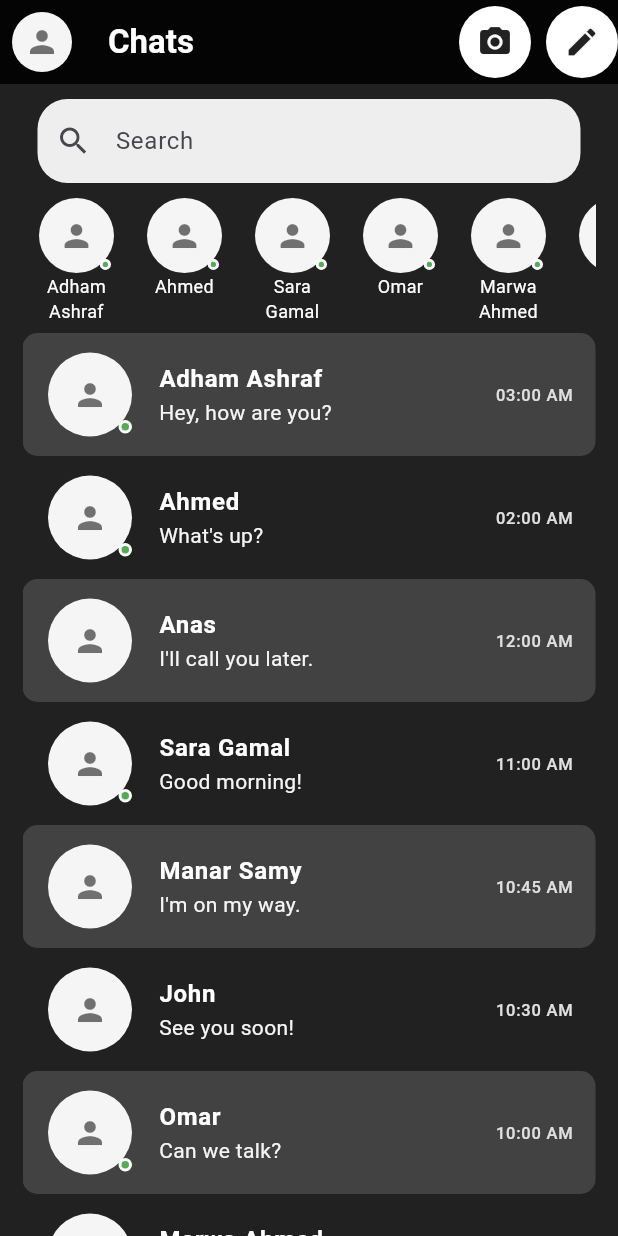
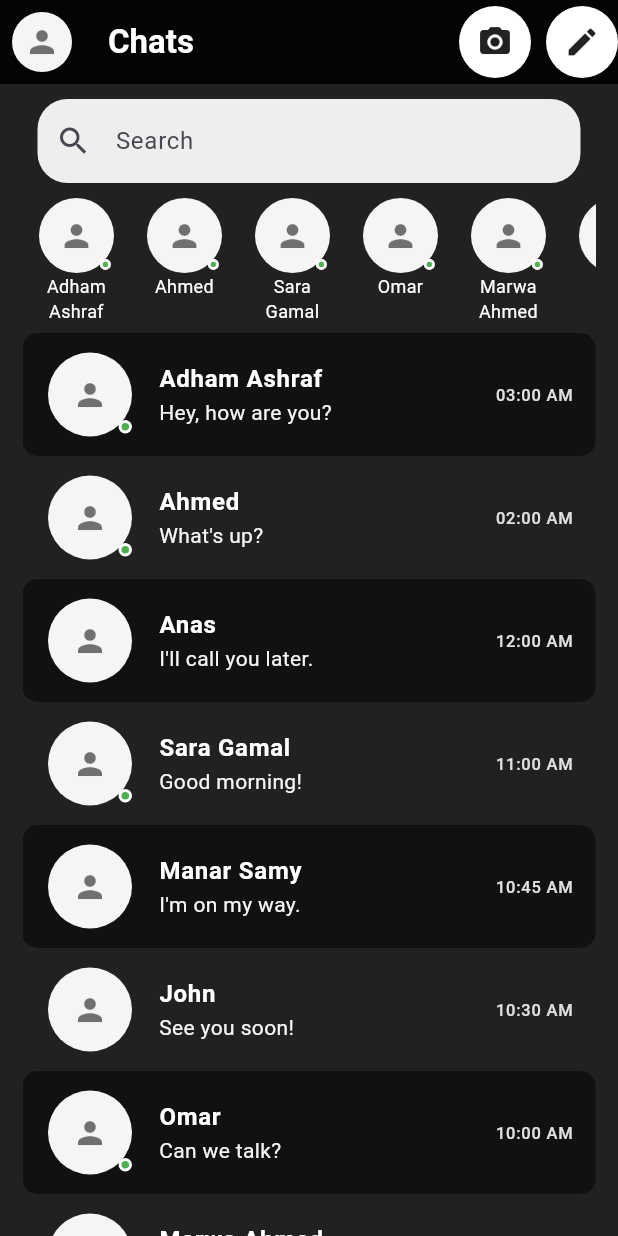
Before and after one commit to Mona-Haleem/flutter_project, a Flutter app: the screen it shows after launch, on a phone screen of 412 x 824 dp. Run offline on Flutter 3.47's test engine with Material 3 defaults, Android fonts, the phone set to English and light mode, and no system bars.

Commit message:
creating a messanger like screen in dark mode

```diff
--- a/lib/lab4/widgets/chat_item.dart
+++ b/lib/lab4/widgets/chat_item.dart
@@ -21,7 +21,7 @@ class ChatItem extends StatelessWidget {
   Widget build(BuildContext context) {
     return Container(
       decoration: BoxDecoration(
-        color: index.isEven ? Colors.grey[800] : null,
+        color: index.isEven ? Color(0xff111111) : null,
         borderRadius: BorderRadius.circular(10),
       ),
       child: ListTile(
```
